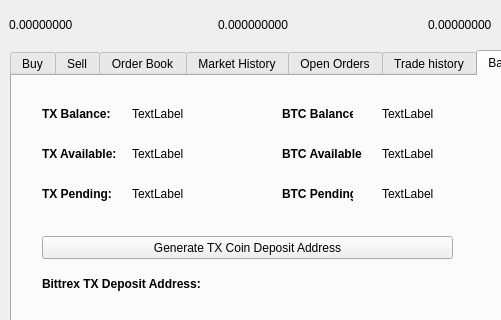
Qt form src/qt/forms/tradingdialog.ui (transferdev/Transfercoin) before a commit; both pictures show x 0 to 501 and y 0 to 320 of the 849 by 480 pixel window.
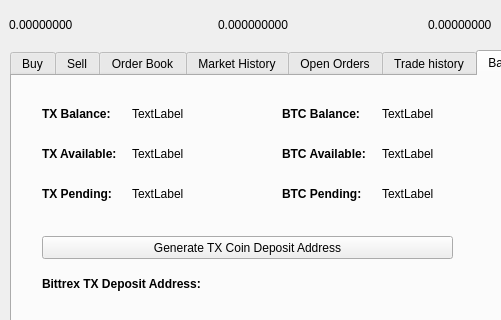
The same form after that commit.

Patch:
```diff
--- a/src/qt/forms/tradingdialog.ui
+++ b/src/qt/forms/tradingdialog.ui
@@ -2529,7 +2529,7 @@
       <rect>
        <x>30</x>
        <y>30</y>
-       <width>75</width>
+       <width>91</width>
        <height>16</height>
       </rect>
      </property>
@@ -2548,7 +2548,7 @@
       <rect>
        <x>270</x>
        <y>30</y>
-       <width>71</width>
+       <width>91</width>
        <height>16</height>
       </rect>
      </property>
@@ -2583,7 +2583,7 @@
       <rect>
        <x>30</x>
        <y>70</y>
-       <width>83</width>
+       <width>91</width>
        <height>16</height>
       </rect>
      </property>
@@ -2602,7 +2602,7 @@
       <rect>
        <x>30</x>
        <y>110</y>
-       <width>76</width>
+       <width>91</width>
        <height>16</height>
       </rect>
      </property>
@@ -2637,7 +2637,7 @@
       <rect>
        <x>270</x>
        <y>70</y>
-       <width>81</width>
+       <width>101</width>
        <height>16</height>
       </rect>
      </property>
@@ -2672,7 +2672,7 @@
       <rect>
        <x>270</x>
        <y>110</y>
-       <width>71</width>
+       <width>91</width>
        <height>16</height>
       </rect>
      </property>
```
Left out of the diff: 15 changed lines with no effect on the pictures.
